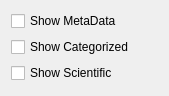
The window that ground/openpilotgcs/src/plugins/uavobjectbrowser/viewoptions.ui (openpilot/OpenPilot) describes before a commit, drawn with Qt 5.
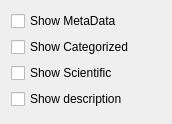
The same window after the commit.

Diff of the .ui file:
```diff
--- a/ground/openpilotgcs/src/plugins/uavobjectbrowser/viewoptions.ui
+++ b/ground/openpilotgcs/src/plugins/uavobjectbrowser/viewoptions.ui
@@ -6,8 +6,8 @@
    <rect>
     <x>0</x>
     <y>0</y>
-    <width>169</width>
-    <height>96</height>
+    <width>172</width>
+    <height>124</height>
    </rect>
   </property>
   <property name="windowTitle">
@@ -35,6 +35,13 @@
      </property>
     </widget>
    </item>
+   <item>
+    <widget class="QCheckBox" name="cbDescription">
+     <property name="text">
+      <string>Show description</string>
+     </property>
+    </widget>
+   </item>
   </layout>
  </widget>
  <resources/>
```
